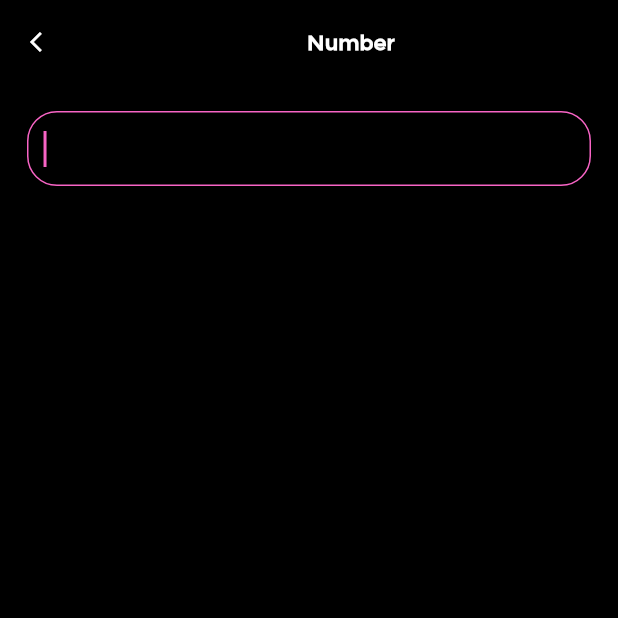
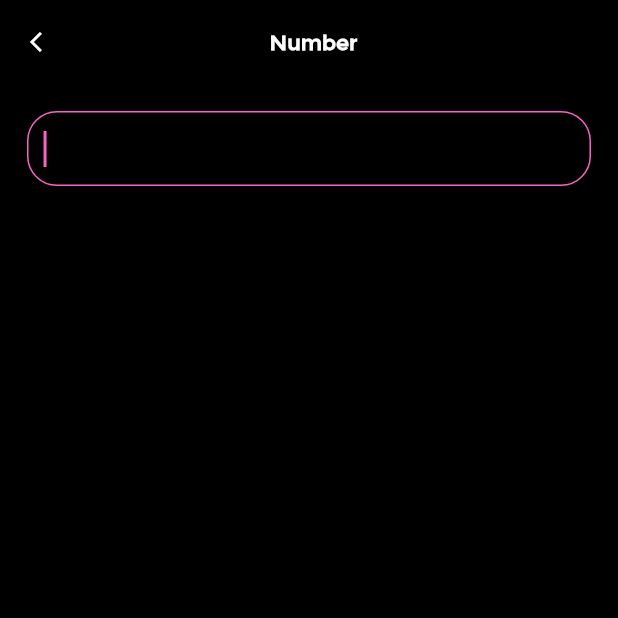
Before and after one commit to DharmeshLodhari/TestApp, a Flutter app: the ContactNumberScreen screen opened directly, on a phone screen of 412 x 824 dp, the top half of it. Run offline on Flutter 3.47's test engine with Material 3 defaults, Android fonts, the phone set to English and light mode, and no system bars; our stand-ins replace image_picker, percent_indicator, photo_view, syncfusion_flutter_gauges; missing offline and left inert: colorful_safe_area, zoom_hover_pinch_image; network calls fail.

Commit message:
change app bar ui

```diff
--- a/lib/widgets/AppBarWidget.dart
+++ b/lib/widgets/AppBarWidget.dart
@@ -1,12 +1,11 @@
 import 'package:flutter/material.dart';
 import 'package:test_app/common/constants.dart';
 import 'package:test_app/common/styles.dart';
+
 class AppBarView extends StatelessWidget {
-   AppBarView({
-    this.onTapSkip,
-    required this.title,
-     this.showSkip = true,
-    Key? key}) : super(key: key);
+  AppBarView(
+      {this.onTapSkip, required this.title, this.showSkip = true, Key? key})
+      : super(key: key);
 
   Function()? onTapSkip;
   String? title;
@@ -17,19 +16,25 @@ class AppBarView extends StatelessWidget {
     return Row(
       children: [
         Expanded(child: Container()),
-        Text(title!,
+        Text(
+          title!,
           style: whiteText14AppBar,
         ),
         Expanded(child: Container()),
-        if(showSkip)
-        InkWell(
+        SizedBox(
+          width: 50,
+          child: showSkip
+              ? InkWell(
                   onTap: onTapSkip,
                   child: Padding(
                     padding: const EdgeInsets.symmetric(horizontal: 10),
-            child: Text(strSkip,
+                    child: Text(
+                      strSkip,
                       style: greyText14,
                     ),
                   ),
+                )
+              : Container(),
         ),
       ],
     );
--- a/lib/widgets/CircularProgressIndicator.dart
+++ b/lib/widgets/CircularProgressIndicator.dart
@@ -71,7 +71,7 @@ class CircularProgressIndicatorWidget extends StatelessWidget {
     return ClipRect(
       child: Align(
         alignment: Alignment.bottomCenter,
-        widthFactor: 0.7,
+        widthFactor: 0.6,
         child: SfRadialGauge(
           // backgroundColor: Colors.orange,
           axes: <RadialAxis>[
```
Lines whose indentation alone changed are shown as unchanged.
